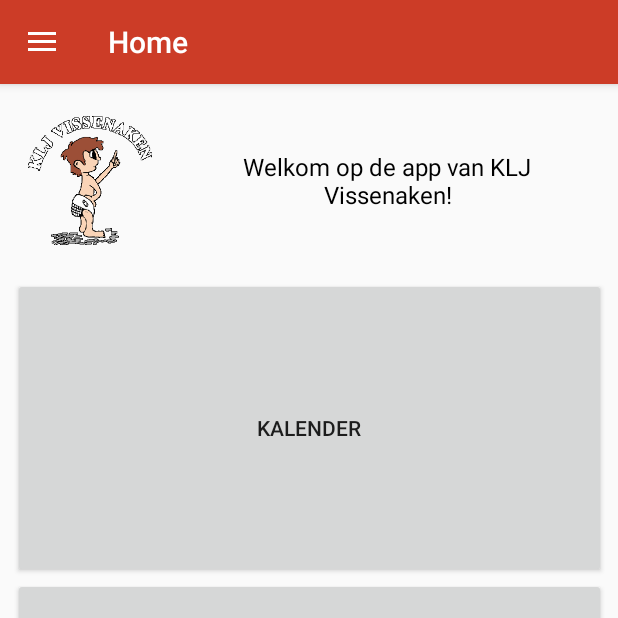
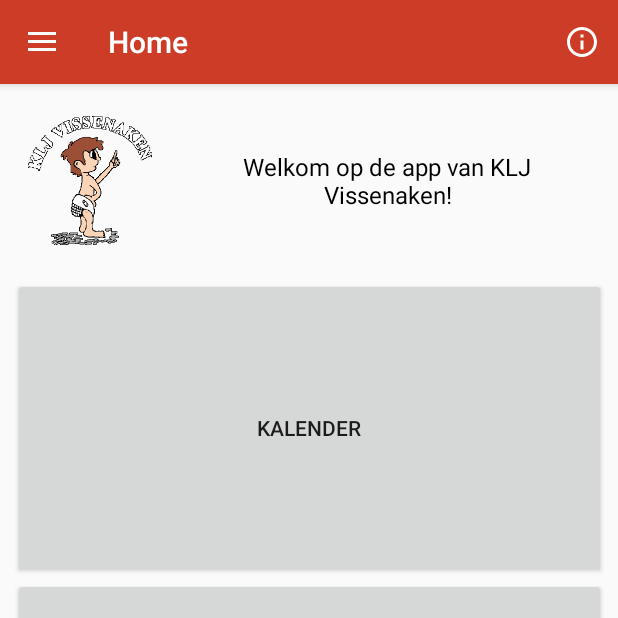
Before and after one commit to BrunoStr/KljAppKotlin, an Android app: the screen it shows after launch (MainActivity), on a phone screen of 412 x 824 dp, the top half of it. Run offline under Robolectric (Android 15) with nearby library versions, the phone set to English and light mode, and no system bars.

Commit message:
Toolbar icon toegevoegd

```diff
--- a/app/src/main/java/com/example/bruno/kljvissenakenapp/HomeFragment.kt
+++ b/app/src/main/java/com/example/bruno/kljvissenakenapp/HomeFragment.kt
@@ -2,14 +2,14 @@ package com.example.bruno.kljvissenakenapp
 
 import android.os.Bundle
 import android.support.v4.app.Fragment
-import android.view.LayoutInflater
-import android.view.View
-import android.view.ViewGroup
+import android.view.*
+import android.widget.Toolbar
 import kotlinx.android.synthetic.main.fragment_home.*
 
 class HomeFragment:Fragment(){
     override fun onCreateView(inflater: LayoutInflater, container: ViewGroup?, savedInstanceState: Bundle?): View? {
         activity?.setTitle(R.string.home_title)
+        setHasOptionsMenu(true)
         return inflater?.inflate(R.layout.fragment_home, null)
     }
 
@@ -18,5 +18,17 @@ class HomeFragment:Fragment(){
         super.onViewCreated(view, savedInstanceState)
 
         logoImg.setImageResource(R.drawable.logo2)
+
+    }
+
+    override fun onCreateOptionsMenu(menu: Menu?, inflater: MenuInflater?) {
+        inflater!!.inflate(R.menu.fragment_home_menu, menu)
+        super.onCreateOptionsMenu(menu, inflater)
+
+    }
+
+    override fun onOptionsItemSelected(item: MenuItem?): Boolean {
+        return super.onOptionsItemSelected(item)
+
     }
 }
--- /dev/null
+++ b/app/src/main/res/drawable/info.xml
@@ -0,0 +1,5 @@
+<vector android:height="24dp" android:tint="#FFFFFF"
+    android:viewportHeight="24.0" android:viewportWidth="24.0"
+    android:width="24dp" xmlns:android="http://schemas.android.com/apk/res/android">
+    <path android:fillColor="#FF000000" android:pathData="M11,17h2v-6h-2v6zM12,2C6.48,2 2,6.48 2,12s4.48,10 10,10 10,-4.48 10,-10S17.52,2 12,2zM12,20c-4.41,0 -8,-3.59 -8,-8s3.59,-8 8,-8 8,3.59 8,8 -3.59,8 -8,8zM11,9h2L13,7h-2v2z"/>
+</vector>
--- /dev/null
+++ b/app/src/main/res/menu/fragment_home_menu.xml
@@ -0,0 +1,6 @@
+<?xml version="1.0" encoding="utf-8"?>
+<menu xmlns:app="http://schemas.android.com/apk/res-auto" xmlns:android="http://schemas.android.com/apk/res/android">
+
+    <item android:title="Item" android:icon="@drawable/info" app:showAsAction="always" android:orderInCategory="100"
+          android:id="@+id/action_info"/>
+</menu>
```
